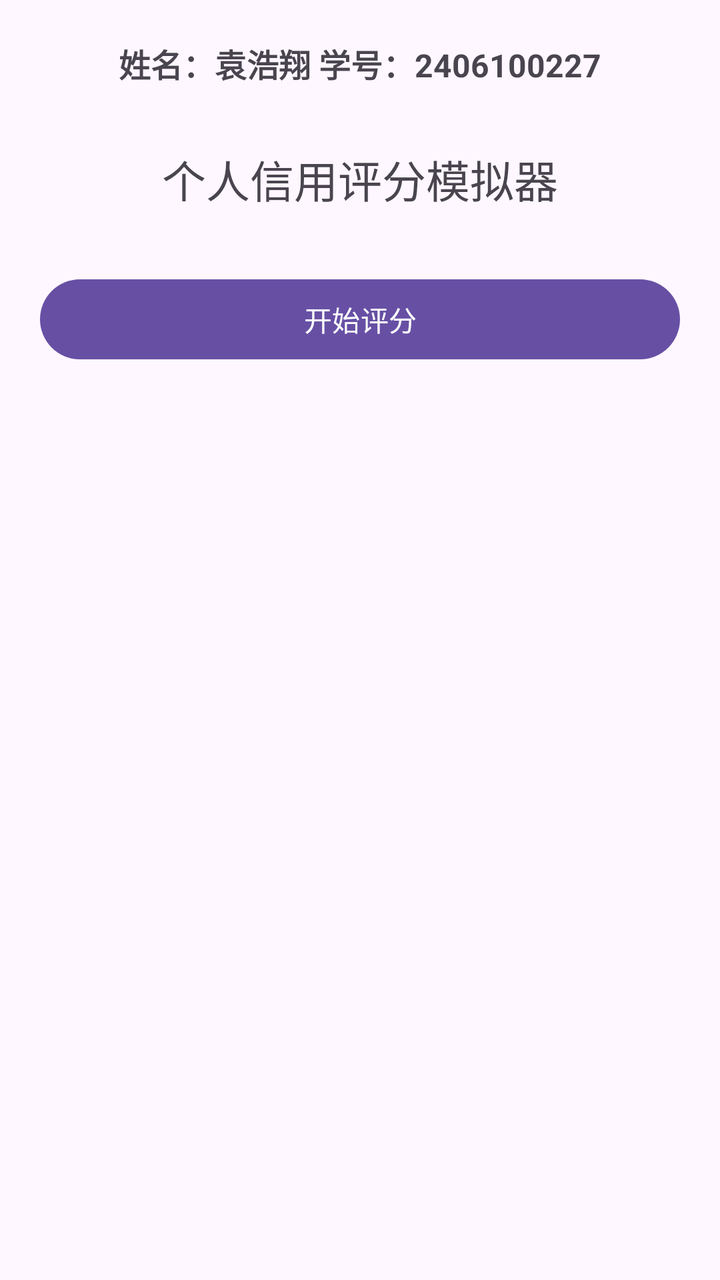
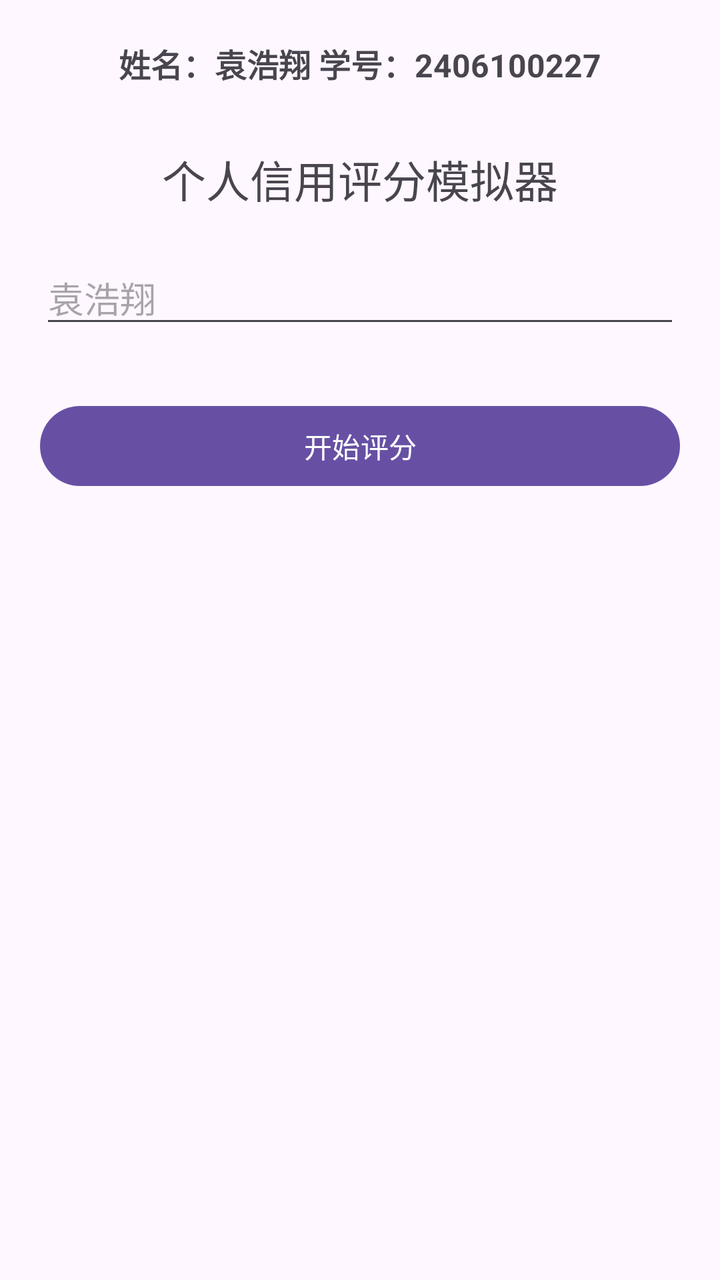

Before-and-after screenshots of an Android layout around one commit, followed by the original layout XML and the change that was made.
<!-- AndroidManifest.xml: application theme Theme.HelloWorld -->
<!-- res/layout/activity_main.xml -->
<?xml version="1.0" encoding="utf-8"?>
<LinearLayout xmlns:android="http://schemas.android.com/apk/res/android"
    android:layout_width="match_parent"
    android:layout_height="match_parent"
    android:orientation="vertical"
    android:padding="20dp">

    <TextView
        android:layout_width="match_parent"
        android:layout_height="wrap_content"
        android:text="姓名：袁浩翔 学号：2406100227"
        android:textSize="16sp"
        android:textStyle="bold"
        android:gravity="center"/>

    <TextView
        android:layout_width="match_parent"
        android:layout_height="wrap_content"
        android:layout_marginTop="30dp"
        android:text="个人信用评分模拟器"
        android:textSize="22sp"
        android:gravity="center"/>

    <Button
        android:id="@+id/btn_jump"
        android:layout_width="match_parent"
        android:layout_height="wrap_content"
        android:layout_marginTop="30dp"
        android:text="开始评分"/>
</LinearLayout>
<!-- resources referenced by this layout -->
<resources>
  <style name="Theme.HelloWorld" parent="Base.Theme.HelloWorld" />
  <style name="Base.Theme.HelloWorld" parent="Theme.Material3.DayNight.NoActionBar">
          
          
      </style>
</resources>

<!-- the commit's change to res/layout/activity_main.xml (unified diff, before → after) -->
@@ -20,7 +20,12 @@
         android:text="个人信用评分模拟器"
         android:textSize="22sp"
         android:gravity="center"/>
-
+    <EditText
+        android:id="@+id/et_name"
+        android:layout_width="match_parent"
+        android:layout_height="wrap_content"
+        android:layout_marginTop="20dp"
+        android:hint="袁浩翔" />
     <Button
         android:id="@+id/btn_jump"
         android:layout_width="match_parent"
